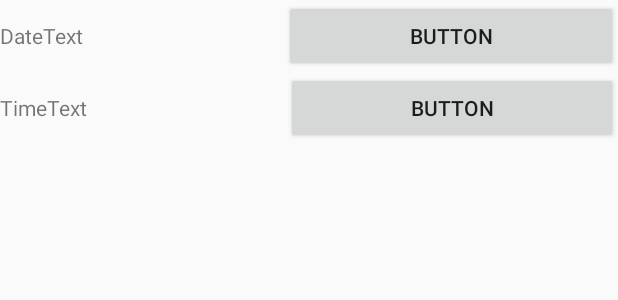
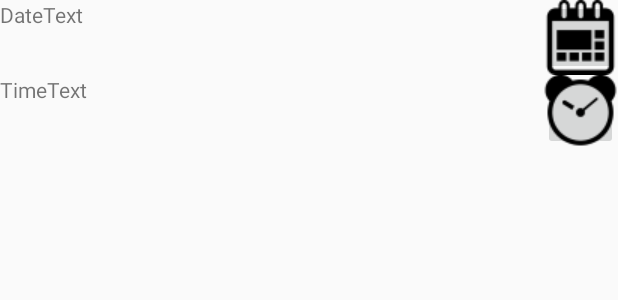
Before and after one commit to mayahaddad/MayaAoc2019final, an Android app: the layout activity_date_time.xml on its own in the app's theme, with its tools: preview values and no code run, on a phone screen of 412 x 824 dp. Shown: the top 300 px of the screen. Run offline under Robolectric (Android 15) with nearby library versions, the phone set to English and light mode, and no system bars.

Commit message:
fixed erros

```diff
--- a/app/src/main/java/y2019/aoc/maya/mayaaoc2019/DateTimeActivity.java
+++ b/app/src/main/java/y2019/aoc/maya/mayaaoc2019/DateTimeActivity.java
@@ -3,6 +3,7 @@ package y2019.aoc.maya.mayaaoc2019;
 import android.annotation.SuppressLint;
 import android.app.DatePickerDialog;
 import android.app.TimePickerDialog;
+import android.media.Image;
 import android.media.TimedText;
 import android.support.v7.app.AppCompatActivity;
 import android.os.Bundle;
@@ -12,6 +13,7 @@ import android.view.textclassifier.TextClassification;
 import android.widget.Button;
 import android.widget.DatePicker;
 import android.widget.EditText;
+import android.widget.ImageButton;
 import android.widget.TextView;
 import android.widget.TimePicker;
 import android.widget.Toast;
@@ -22,8 +24,8 @@ import static y2019.aoc.maya.mayaaoc2019.R.id.DateButton;
 
 
 public class DateTimeActivity extends AppCompatActivity implements View.OnClickListener{
-    Button DateButton;
-    Button TimeButton;
+    ImageButton DateButton;
+    ImageButton TimeButton;
     TextView TimeText;
     TextView DateText;
 
@@ -31,7 +33,7 @@ public class DateTimeActivity extends AppCompatActivity implements View.OnClickL
     @Override
     protected void onCreate(Bundle savedInstanceState) {
         super.onCreate(savedInstanceState);
-        setContentView(R.layout.activity_main);
+        setContentView(R.layout.activity_date_time);
 
        DateButton=findViewById(R.id.DateButton);
        TimeButton=findViewById(R.id.TimeButton);
--- a/app/src/main/res/layout/activity_date_time.xml
+++ b/app/src/main/res/layout/activity_date_time.xml
@@ -20,12 +20,11 @@
             android:layout_weight="1"
             android:text="DateText" />
 
-        <Button
+        <ImageButton
             android:id="@+id/DateButton"
-            android:layout_width="wrap_content"
-            android:layout_height="wrap_content"
-            android:layout_weight="1"
-            android:text="Button" />
+            android:layout_width="50dp"
+            android:layout_height="50dp"
+            app:srcCompat="@drawable/calen" />
 
     </LinearLayout>
 
@@ -41,11 +40,10 @@
             android:layout_weight="1"
             android:text="TimeText" />
 
-        <Button
+        <ImageButton
             android:id="@+id/TimeButton"
-            android:layout_width="wrap_content"
-            android:layout_height="wrap_content"
-            android:layout_weight="1"
-            android:text="Button" />
+            android:layout_width="50dp"
+            android:layout_height="50dp"
+            app:srcCompat="@drawable/alarm" />
     </LinearLayout>
 </LinearLayout>
```
Also changed, not shown: app/src/main/res/drawable/alarm.png (added), app/src/main/res/drawable/calen.png (added).
